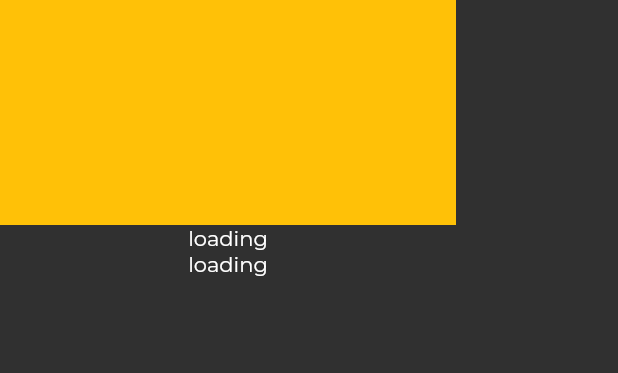
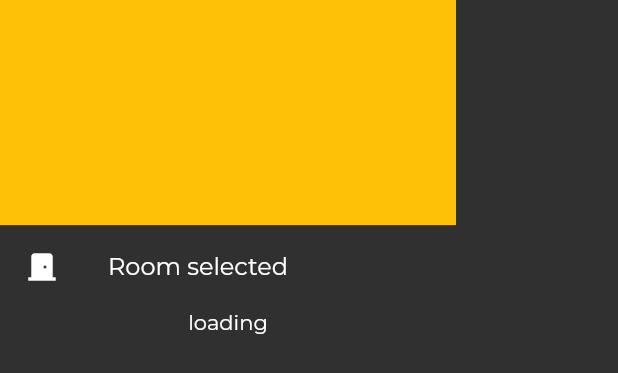
Before and after one commit to MaitreyaManohar/AllotZone, a Flutter app: the SideBar widget shown alone on an empty page, opened directly, on a phone screen of 412 x 824 dp. Shown: the top 373 px of the screen. Run offline on Flutter 3.47's test engine with Material 2 defaults, Android fonts, the phone set to English and light mode, and no system bars; our stand-ins replace animated_splash_screen, cloud_firestore, email_validator, firebase_auth, firebase_core, page_transition; accounts and stored records are empty.

Commit message:
side bar fix 2

```diff
--- a/allot_zone/lib/Components/side_bar.dart
+++ b/allot_zone/lib/Components/side_bar.dart
@@ -84,7 +84,6 @@ class SideBar extends StatelessWidget {
                   );
                 }
                 if (snapshot.connectionState == ConnectionState.done && snapshot.data!.data()!=null) {
-                  if (snapshot.data!.data()!['sentRequest'] == null || snapshot.data!.data()!['roomChosen']==null) {
                     return ListTile(
                       title: Text((snapshot.data!.data()!['roomChosen'] == null)
                           ? "Room Selection"
@@ -106,9 +105,7 @@ class SideBar extends StatelessWidget {
                                             .data()!['roomChosen']))));
                       },
                     );
-                  } else {
-                    return const Text("loading");
-                  }
+
                 }
                 return const Text("loading");
               },
```
